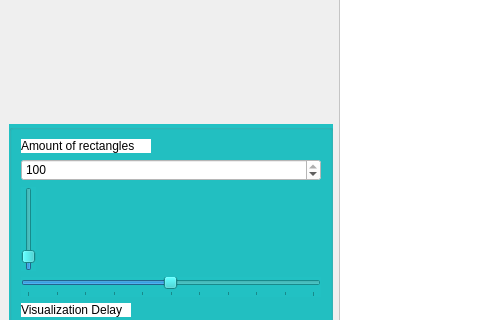
The window that Sortings_Visualization/mainwindow.ui (yegorgru/OOP_Lab2_4_Semester) describes before a commit, drawn with Qt 5; both pictures show x 0 to 480 and y 144 to 464 of the 1286 by 608 pixel window.
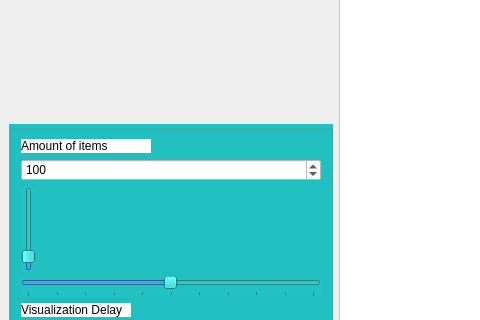
The same window after the commit.

Commit message: 500 items max

Patch:
```diff
--- a/Sortings_Visualization/mainwindow.ui
+++ b/Sortings_Visualization/mainwindow.ui
@@ -70,7 +70,7 @@
           <string notr="true">background-color: rgb(255, 255, 255);</string>
          </property>
          <property name="text">
-          <string>Amount of rectangles</string>
+          <string>Amount of items</string>
          </property>
         </widget>
        </item>
@@ -89,7 +89,7 @@
           <number>2</number>
          </property>
          <property name="maximum">
-          <number>100</number>
+          <number>500</number>
          </property>
          <property name="value">
           <number>100</number>
```
The commit also changes 1 other file.
